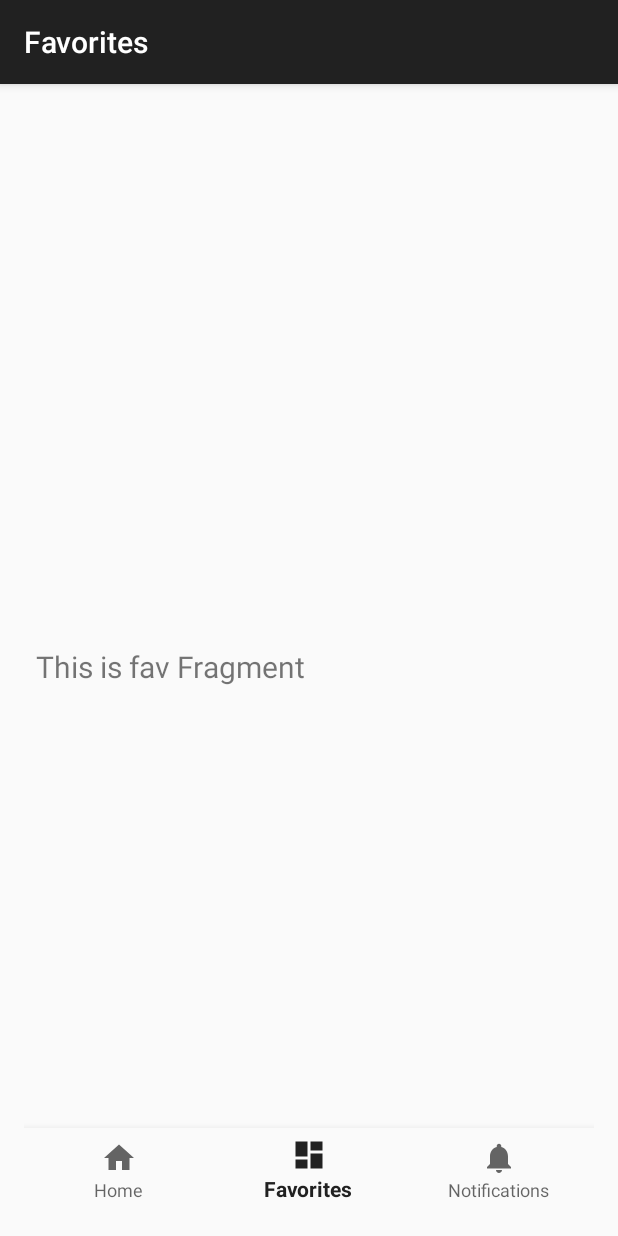
After one commit to mistermboy/Miwtter, an Android app: the FavFragment screen opened through its navigation route, on a phone screen of 412 x 824 dp. The commit adds this screen. Run offline under Robolectric (Android 15) with nearby library versions, the phone set to English and light mode, and no system bars; our stand-ins replace navigation-ui.

Commit message:
bottom nav

```diff
--- a/src/miwtter-client-android/app/build.gradle
+++ b/src/miwtter-client-android/app/build.gradle
@@ -75,6 +75,11 @@ dependencies {
     compileOnly group: "javax.annotation", name: "javax.annotation-api", version: "1.3.2"
     compileOnly group: "org.jetbrains", name: "annotations", version: "13.0"
     implementation 'com.android.support:multidex:1.0.3'
+
+    implementation 'androidx.navigation:navigation-fragment:2.2.2'
+    implementation 'androidx.navigation:navigation-ui:2.2.2'
+    implementation 'androidx.navigation:navigation-fragment-ktx:2.2.2'
+    implementation 'androidx.navigation:navigation-ui-ktx:2.2.2'
 }
 
 /*protobuf {
--- a/src/miwtter-client-android/app/src/main/AndroidManifest.xml
+++ b/src/miwtter-client-android/app/src/main/AndroidManifest.xml
@@ -26,8 +26,8 @@
         </activity>
 
         <activity
-            android:name="com.example.miwtter.FeedActivity"
-            android:theme="@style/Theme.AppCompat.Light.NoActionBar"
+            android:name="com.example.miwtter.HomeActivity"
+            android:theme="@style/Theme.AppCompat.Light.DarkActionBar"
             android:label="@string/app_name">
         </activity>
 
--- a/src/miwtter-client-android/app/src/main/java/com/example/miwtter/FeedActivity.kt
+++ b/src/miwtter-client-android/app/src/main/java/com/example/miwtter/HomeActivity.kt
@@ -1,14 +1,19 @@
 package com.example.miwtter
 
-import android.content.Intent
 import android.os.Bundle
 import androidx.appcompat.app.AppCompatActivity
 import androidx.recyclerview.widget.LinearLayoutManager
 import com.danimeana.weatherapp.FeedListAdapter
 import com.danimeana.weatherapp.Tweet
-import com.example.miwtter.databinding.ActivityFeedBinding
+import com.example.miwtter.databinding.ActivityHomeBinding
+import com.google.android.material.bottomnavigation.BottomNavigationView
+import androidx.navigation.findNavController
+import androidx.navigation.ui.AppBarConfiguration
+import androidx.navigation.ui.setupActionBarWithNavController
+import androidx.navigation.ui.setupWithNavController
 
-class FeedActivity : AppCompatActivity() {
+
+class HomeActivity : AppCompatActivity() {
 
     private val items = listOf(
         Tweet("Lunes, 03 de mayo del 20201", "Lluvioso", 4f, 13f),
@@ -28,18 +33,22 @@ class FeedActivity : AppCompatActivity() {
     )
 
 
-    private lateinit var binding: ActivityFeedBinding
+    private lateinit var binding: ActivityHomeBinding
 
     override fun onCreate(savedInstanceState: Bundle?) {
         super.onCreate(savedInstanceState)
-        binding = ActivityFeedBinding.inflate(layoutInflater)
+        binding = ActivityHomeBinding.inflate(layoutInflater)
         setContentView(binding.root)
         initialize()
     }
 
     private fun initialize() {
-        binding.feedList.layoutManager = LinearLayoutManager(this)
-        binding.feedList.adapter = FeedListAdapter(items)
+        val navView: BottomNavigationView = findViewById(R.id.nav_view)
+        val navController = findNavController(R.id.nav_host_fragment)
+        val appBarConfiguration = AppBarConfiguration(setOf(
+            R.id.navigation_feed, R.id.navigation_fav, R.id.navigation_profile))
+        setupActionBarWithNavController(navController, appBarConfiguration)
+        navView.setupWithNavController(navController)
     }
 
 
--- a/src/miwtter-client-android/app/src/main/java/com/example/miwtter/LoginActivity.kt
+++ b/src/miwtter-client-android/app/src/main/java/com/example/miwtter/LoginActivity.kt
@@ -4,6 +4,7 @@ import android.content.Intent
 import android.os.Bundle
 import androidx.appcompat.app.AppCompatActivity
 import com.example.miwtter.databinding.ActivityLoginBinding
+import com.google.android.material.bottomnavigation.BottomNavigationView
 
 class LoginActivity : AppCompatActivity() {
 
@@ -13,7 +14,7 @@ class LoginActivity : AppCompatActivity() {
         super.onCreate(savedInstanceState)
         binding = ActivityLoginBinding.inflate(layoutInflater)
         setContentView(binding.root)
-        binding.loginBtn.setOnClickListener{ startActivity(Intent(this,FeedActivity::class.java)) }
+        binding.loginBtn.setOnClickListener{ startActivity(Intent(this,HomeActivity::class.java)) }
         binding.signUpTxt.setOnClickListener{ startActivity(Intent(this,SignUpActivity::class.java)) }
     }
 
--- /dev/null
+++ b/src/miwtter-client-android/app/src/main/java/com/example/miwtter/ui/fav/FavFragment.kt
@@ -0,0 +1,31 @@
+package com.example.miwtter.ui.fav
+
+import android.os.Bundle
+import android.view.LayoutInflater
+import android.view.View
+import android.view.ViewGroup
+import android.widget.TextView
+import androidx.fragment.app.Fragment
+import androidx.lifecycle.Observer
+import androidx.lifecycle.ViewModelProvider
+import com.example.miwtter.R
+
+class FavFragment : Fragment() {
+
+    private lateinit var favViewModel: FavViewModel
+
+    override fun onCreateView(
+        inflater: LayoutInflater,
+        container: ViewGroup?,
+        savedInstanceState: Bundle?
+    ): View? {
+        favViewModel =
+            ViewModelProvider(this).get(FavViewModel::class.java)
+        val root = inflater.inflate(R.layout.fav_fragment, container, false)
+        val textView: TextView = root.findViewById(R.id.text_home)
+        favViewModel.text.observe(viewLifecycleOwner, Observer {
+            textView.text = it
+        })
+        return root
+    }
+}
--- /dev/null
+++ b/src/miwtter-client-android/app/src/main/java/com/example/miwtter/ui/fav/FavViewModel.kt
@@ -0,0 +1,13 @@
+package com.example.miwtter.ui.fav
+
+import androidx.lifecycle.LiveData
+import androidx.lifecycle.MutableLiveData
+import androidx.lifecycle.ViewModel
+
+class FavViewModel : ViewModel() {
+
+    private val _text = MutableLiveData<String>().apply {
+        value = "This is fav Fragment"
+    }
+    val text: LiveData<String> = _text
+}
--- /dev/null
+++ b/src/miwtter-client-android/app/src/main/java/com/example/miwtter/ui/feed/FeedFragment.kt
@@ -0,0 +1,34 @@
+package com.example.miwtter.ui.feed
+
+import android.os.Bundle
+import android.view.LayoutInflater
+import android.view.View
+import android.view.ViewGroup
+import android.widget.TextView
+import androidx.fragment.app.Fragment
+import androidx.lifecycle.Observer
+import androidx.lifecycle.ViewModelProvider
+import androidx.recyclerview.widget.LinearLayoutManager
+import com.danimeana.weatherapp.FeedListAdapter
+import com.example.miwtter.R
+import com.example.miwtter.databinding.ActivityHomeBinding
+
+class FeedFragment : Fragment() {
+
+    private lateinit var feedViewModel: FeedViewModel
+
+    override fun onCreateView(
+        inflater: LayoutInflater,
+        container: ViewGroup?,
+        savedInstanceState: Bundle?
+    ): View? {
+        feedViewModel =
+            ViewModelProvider(this).get(FeedViewModel::class.java)
+        val root = inflater.inflate(R.layout.feed_fragment, container, false)
+
+        //binding.feedList.layoutManager = LinearLayoutManager(this)
+        //binding.feedList.adapter = FeedListAdapter(items)
+
+        return root
+    }
+}
--- /dev/null
+++ b/src/miwtter-client-android/app/src/main/java/com/example/miwtter/ui/feed/FeedViewModel.kt
@@ -0,0 +1,13 @@
+package com.example.miwtter.ui.feed
+
+import androidx.lifecycle.LiveData
+import androidx.lifecycle.MutableLiveData
+import androidx.lifecycle.ViewModel
+
+class FeedViewModel : ViewModel() {
+
+    private val _text = MutableLiveData<String>().apply {
+        value = "This is feed Fragment"
+    }
+    val text: LiveData<String> = _text
+}
--- /dev/null
+++ b/src/miwtter-client-android/app/src/main/res/drawable-v24/ic_dashboard_black_24dp.xml
@@ -0,0 +1,9 @@
+<vector xmlns:android="http://schemas.android.com/apk/res/android"
+    android:width="24dp"
+    android:height="24dp"
+    android:viewportWidth="24.0"
+    android:viewportHeight="24.0">
+    <path
+        android:fillColor="#FF000000"
+        android:pathData="M3,13h8L11,3L3,3v10zM3,21h8v-6L3,15v6zM13,21h8L21,11h-8v10zM13,3v6h8L21,3h-8z" />
+</vector>
--- /dev/null
+++ b/src/miwtter-client-android/app/src/main/res/drawable-v24/ic_home_black_24dp.xml
@@ -0,0 +1,9 @@
+<vector xmlns:android="http://schemas.android.com/apk/res/android"
+    android:width="24dp"
+    android:height="24dp"
+    android:viewportWidth="24.0"
+    android:viewportHeight="24.0">
+    <path
+        android:fillColor="#FF000000"
+        android:pathData="M10,20v-6h4v6h5v-8h3L12,3 2,12h3v8z" />
+</vector>
--- /dev/null
+++ b/src/miwtter-client-android/app/src/main/res/drawable-v24/ic_notifications_black_24dp.xml
@@ -0,0 +1,9 @@
+<vector xmlns:android="http://schemas.android.com/apk/res/android"
+    android:width="24dp"
+    android:height="24dp"
+    android:viewportWidth="24.0"
+    android:viewportHeight="24.0">
+    <path
+        android:fillColor="#FF000000"
+        android:pathData="M12,22c1.1,0 2,-0.9 2,-2h-4c0,1.1 0.89,2 2,2zM18,16v-5c0,-3.07 -1.64,-5.64 -4.5,-6.32L13.5,4c0,-0.83 -0.67,-1.5 -1.5,-1.5s-1.5,0.67 -1.5,1.5v0.68C7.63,5.36 6,7.92 6,11v5l-2,2v1h16v-1l-2,-2z" />
+</vector>
--- a/src/miwtter-client-android/app/src/main/res/layout/activity_feed.xml
+++ /dev/null
@@ -1,21 +0,0 @@
-<?xml version="1.0" encoding="utf-8"?>
-<androidx.constraintlayout.widget.ConstraintLayout xmlns:android="http://schemas.android.com/apk/res/android"
-    xmlns:app="http://schemas.android.com/apk/res-auto"
-    xmlns:tools="http://schemas.android.com/tools"
-    android:id="@+id/container"
-    android:layout_width="match_parent"
-    android:layout_height="match_parent"
-    android:paddingLeft="@dimen/activity_horizontal_margin"
-    android:paddingTop="@dimen/activity_vertical_margin"
-    android:paddingRight="@dimen/activity_horizontal_margin"
-    android:paddingBottom="@dimen/activity_vertical_margin"
-    tools:context="com.example.miwtter.FeedActivity">
-
-    <androidx.recyclerview.widget.RecyclerView
-        android:id="@+id/feedList"
-        android:layout_width="match_parent"
-        android:layout_height="match_parent" />
-
-
-
-</androidx.constraintlayout.widget.ConstraintLayout>
--- /dev/null
+++ b/src/miwtter-client-android/app/src/main/res/layout/activity_home.xml
@@ -0,0 +1,41 @@
+<?xml version="1.0" encoding="utf-8"?>
+<androidx.constraintlayout.widget.ConstraintLayout xmlns:android="http://schemas.android.com/apk/res/android"
+    xmlns:app="http://schemas.android.com/apk/res-auto"
+    xmlns:tools="http://schemas.android.com/tools"
+    android:id="@+id/container"
+    android:layout_width="match_parent"
+    android:layout_height="match_parent"
+    android:paddingLeft="@dimen/activity_horizontal_margin"
+    android:paddingTop="@dimen/activity_vertical_margin"
+    android:paddingRight="@dimen/activity_horizontal_margin"
+    android:paddingBottom="@dimen/activity_vertical_margin"
+    tools:context="com.example.miwtter.HomeActivity">
+
+
+    <com.google.android.material.bottomnavigation.BottomNavigationView
+        android:id="@+id/nav_view"
+        android:layout_width="0dp"
+        android:layout_height="wrap_content"
+        android:layout_marginStart="0dp"
+        android:layout_marginEnd="0dp"
+        android:background="?android:attr/windowBackground"
+        app:layout_constraintBottom_toBottomOf="parent"
+        app:layout_constraintLeft_toLeftOf="parent"
+        app:layout_constraintRight_toRightOf="parent"
+        app:menu="@menu/bottom_nav_menu" />
+
+    <fragment
+        android:id="@+id/nav_host_fragment"
+        android:name="androidx.navigation.fragment.NavHostFragment"
+        android:layout_width="match_parent"
+        android:layout_height="match_parent"
+        app:defaultNavHost="true"
+        app:layout_constraintBottom_toTopOf="@id/nav_view"
+        app:layout_constraintLeft_toLeftOf="parent"
+        app:layout_constraintRight_toRightOf="parent"
+        app:layout_constraintTop_toTopOf="parent"
+        app:navGraph="@navigation/mobile_navigation" />
+
+
+
+</androidx.constraintlayout.widget.ConstraintLayout>
--- /dev/null
+++ b/src/miwtter-client-android/app/src/main/res/layout/fav_fragment.xml
@@ -0,0 +1,20 @@
+<?xml version="1.0" encoding="utf-8"?>
+<androidx.constraintlayout.widget.ConstraintLayout xmlns:android="http://schemas.android.com/apk/res/android"
+    xmlns:app="http://schemas.android.com/apk/res-auto"
+    xmlns:tools="http://schemas.android.com/tools"
+    android:layout_width="match_parent"
+    android:layout_height="match_parent">
+
+    <TextView
+        android:id="@+id/text_home"
+        android:layout_width="match_parent"
+        android:layout_height="wrap_content"
+        android:layout_marginStart="8dp"
+        android:layout_marginTop="8dp"
+        android:layout_marginEnd="8dp"
+        android:textSize="20sp"
+        app:layout_constraintBottom_toBottomOf="parent"
+        app:layout_constraintEnd_toEndOf="parent"
+        app:layout_constraintStart_toStartOf="parent"
+        app:layout_constraintTop_toTopOf="parent" />
+</androidx.constraintlayout.widget.ConstraintLayout>
--- /dev/null
+++ b/src/miwtter-client-android/app/src/main/res/layout/feed_fragment.xml
@@ -0,0 +1,12 @@
+<?xml version="1.0" encoding="utf-8"?>
+<androidx.constraintlayout.widget.ConstraintLayout
+    xmlns:android="http://schemas.android.com/apk/res/android" android:layout_width="match_parent"
+    android:layout_height="match_parent">
+
+    <androidx.recyclerview.widget.RecyclerView
+        android:id="@+id/feedList"
+        android:layout_width="match_parent"
+        android:layout_height="match_parent" />
+
+
+</androidx.constraintlayout.widget.ConstraintLayout>
--- /dev/null
+++ b/src/miwtter-client-android/app/src/main/res/layout/profile_fragment.xml
@@ -0,0 +1,20 @@
+<?xml version="1.0" encoding="utf-8"?>
+<androidx.constraintlayout.widget.ConstraintLayout xmlns:android="http://schemas.android.com/apk/res/android"
+    xmlns:app="http://schemas.android.com/apk/res-auto"
+    xmlns:tools="http://schemas.android.com/tools"
+    android:layout_width="match_parent"
+    android:layout_height="match_parent">
+
+    <TextView
+        android:id="@+id/text_home"
+        android:layout_width="match_parent"
+        android:layout_height="wrap_content"
+        android:layout_marginStart="8dp"
+        android:layout_marginTop="8dp"
+        android:layout_marginEnd="8dp"
+        android:textSize="20sp"
+        app:layout_constraintBottom_toBottomOf="parent"
+        app:layout_constraintEnd_toEndOf="parent"
+        app:layout_constraintStart_toStartOf="parent"
+        app:layout_constraintTop_toTopOf="parent" />
+</androidx.constraintlayout.widget.ConstraintLayout>
--- /dev/null
+++ b/src/miwtter-client-android/app/src/main/res/menu/bottom_nav_menu.xml
@@ -0,0 +1,19 @@
+<?xml version="1.0" encoding="utf-8"?>
+<menu xmlns:android="http://schemas.android.com/apk/res/android">
+
+    <item
+        android:id="@+id/navigation_feed"
+        android:icon="@drawable/ic_home_black_24dp"
+        android:title="@string/title_home" />
+
+    <item
+        android:id="@+id/navigation_fav"
+        android:icon="@drawable/ic_dashboard_black_24dp"
+        android:title="@string/title_dashboard" />
+
+    <item
+        android:id="@+id/navigation_profile"
+        android:icon="@drawable/ic_notifications_black_24dp"
+        android:title="@string/title_notifications" />
+
+</menu>
--- /dev/null
+++ b/src/miwtter-client-android/app/src/main/res/navigation/mobile_navigation.xml
@@ -0,0 +1,27 @@
+<?xml version="1.0" encoding="utf-8"?>
+<navigation xmlns:android="http://schemas.android.com/apk/res/android"
+    xmlns:app="http://schemas.android.com/apk/res-auto"
+    xmlns:tools="http://schemas.android.com/tools"
+    android:id="@+id/mobile_navigation"
+    app:startDestination="@+id/navigation_feed">
+
+    <fragment
+        android:id="@+id/navigation_feed"
+        android:name="com.example.miwtter.ui.feed.FeedFragment"
+        android:label="@string/title_home"
+        tools:layout="@layout/feed_fragment" />
+
+    <fragment
+        android:id="@+id/navigation_fav"
+        android:name="com.example.miwtter.ui.fav.FavFragment"
+        android:label="@string/title_dashboard"
+        tools:layout="@layout/fav_fragment" />
+
+    <fragment
+        android:id="@+id/navigation_profile"
+        android:name="com.example.miwtter.ui.fav.FavFragment"
+        android:label="@string/title_dashboard"
+        tools:layout="@layout/profile_fragment" />
+
+
+</navigation>
--- a/src/miwtter-client-android/app/src/main/res/values/strings.xml
+++ b/src/miwtter-client-android/app/src/main/res/values/strings.xml
@@ -16,4 +16,7 @@
     <string name="prompt_surname">Surname</string>
 
     <string name="degrees">%1$.1fº</string>
+    <string name="title_home">Home</string>
+    <string name="title_dashboard">Favorites</string>
+    <string name="title_notifications">Notifications</string>
 </resources>
```
